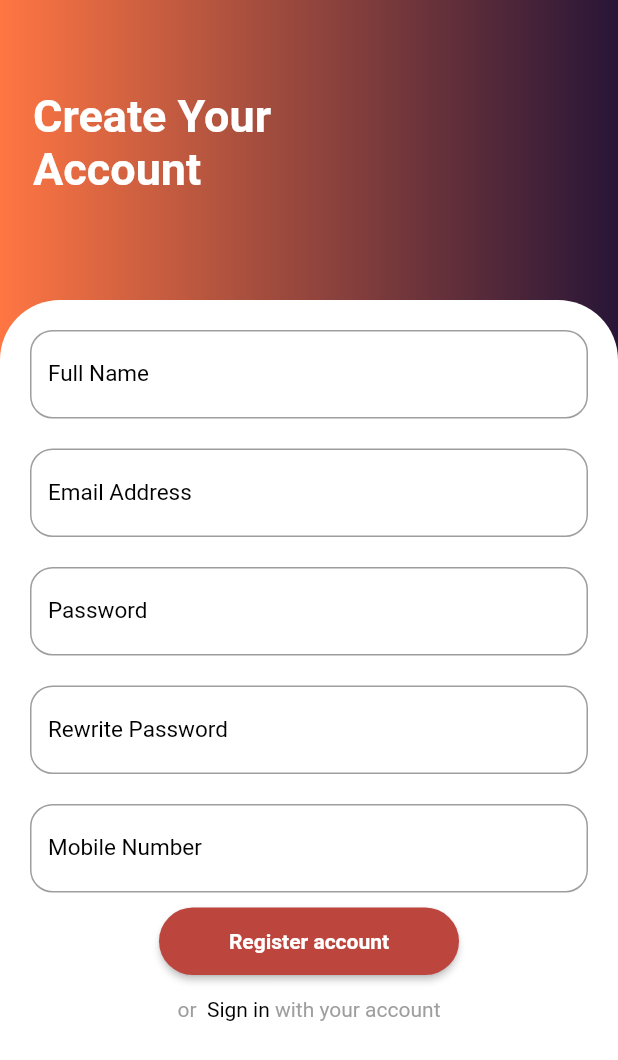
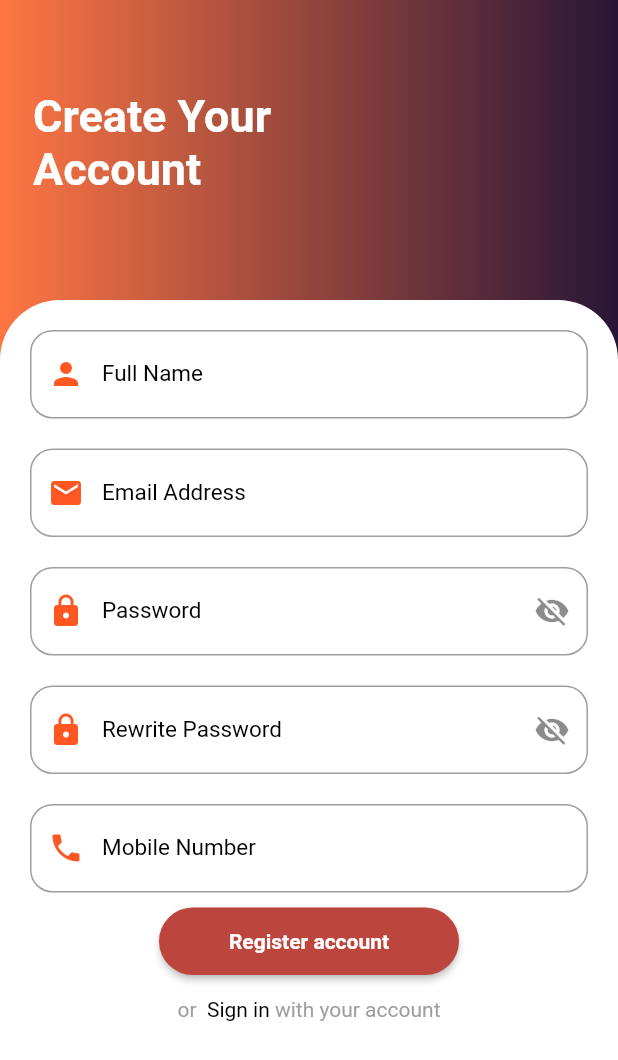
Before and after one commit to Nour-2003/E-Commerce_FlutterApp, a Flutter app: the screen it shows after launch, after a tap on an icon or button, on a phone screen of 412 x 824 dp. Shown: the top 1060 px of the screen. Run offline on Flutter 3.47's test engine with Material 2 defaults, Android fonts, the light colour scheme and no system bars; our stand-ins replace dio, firebase_auth, firebase_core, flutter_svg, google_sign_in, sqflite; accounts and stored records are empty; network calls fail.

Commit message:
add show password

```diff
--- a/lib/screens/login.dart
+++ b/lib/screens/login.dart
@@ -23,7 +23,7 @@ class _LoginPageState extends State<LoginPage> {
   //text editing controllers
   final emailController = TextEditingController();
   final passwordController = TextEditingController();
-
+  bool passwordtobescured = true;
   //sign user in method
   void signUserIn() async {
     //show loading circle
@@ -124,6 +124,7 @@ class _LoginPageState extends State<LoginPage> {
                             return null;
                           },
                           decoration: InputDecoration(
+                            prefixIcon: Icon(Icons.email,color: Colors.deepOrange,),
                             border: OutlineInputBorder(
                               borderRadius: BorderRadius.circular(15),
                             ),
@@ -135,6 +136,7 @@ class _LoginPageState extends State<LoginPage> {
                           height: 20,
                         ),
                         TextFormField(
+                          obscureText: passwordtobescured,
                           controller: passwordController,
                           validator: (value) {
                             if (value == null || value.isEmpty) {
@@ -142,8 +144,20 @@ class _LoginPageState extends State<LoginPage> {
                             }
                             return null;
                           },
-                          obscureText: true,
                           decoration: InputDecoration(
+                            suffixIcon: IconButton(
+                                icon: Icon(passwordtobescured
+                                    ? Icons.visibility_off
+                                    : Icons.visibility),
+                                onPressed: () {
+                                  setState(() {
+                                    passwordtobescured = !passwordtobescured;
+                                  });
+                                }),
+                            prefixIcon: Icon(
+                              Icons.lock,
+                              color: Colors.deepOrange,
+                            ),
                             border: OutlineInputBorder(
                               borderRadius: BorderRadius.circular(15),
                             ),
--- a/lib/screens/register.dart
+++ b/lib/screens/register.dart
@@ -25,6 +25,8 @@ class _RegisterPageState extends State<RegisterPage> {
 
   // final passwordController = TextEditingController();
   final confirmPasswordController = TextEditingController();
+  bool passwordtobescured = true;
+  bool passwordtobescured1 = true;
 
   @override
   void dispose() {
@@ -134,6 +136,7 @@ class _RegisterPageState extends State<RegisterPage> {
                             return null;
                           },
                           decoration: InputDecoration(
+                            prefixIcon: Icon(Icons.person,color: Colors.deepOrange,),
                             border: OutlineInputBorder(
                               borderRadius: BorderRadius.circular(15),
                             ),
@@ -161,6 +164,7 @@ class _RegisterPageState extends State<RegisterPage> {
                             return null;
                           },
                           decoration: InputDecoration(
+                            prefixIcon: Icon(Icons.email,color: Colors.deepOrange,),
                             border: OutlineInputBorder(
                               borderRadius: BorderRadius.circular(15),
                             ),
@@ -177,6 +181,7 @@ class _RegisterPageState extends State<RegisterPage> {
                           height: 20,
                         ),
                         TextFormField(
+                          obscureText: passwordtobescured,
                           controller: _passwordController,
                           validator: (value) {
                             if (value == null || value.isEmpty) {
@@ -187,8 +192,20 @@ class _RegisterPageState extends State<RegisterPage> {
                             }
                             return null;
                           },
-                          obscureText: true,
                           decoration: InputDecoration(
+                            suffixIcon: IconButton(
+                                icon: Icon(passwordtobescured
+                                    ? Icons.visibility_off
+                                    : Icons.visibility),
+                                onPressed: () {
+                                  setState(() {
+                                    passwordtobescured = !passwordtobescured;
+                                  });
+                                }),
+                            prefixIcon: Icon(
+                              Icons.lock,
+                              color: Colors.deepOrange,
+                            ),
                             border: OutlineInputBorder(
                               borderRadius: BorderRadius.circular(15),
                             ),
@@ -205,6 +222,7 @@ class _RegisterPageState extends State<RegisterPage> {
                           height: 20,
                         ),
                         TextFormField(
+                          obscureText: passwordtobescured1,
                           controller: confirmPasswordController,
                           validator: (value) {
                             if (value == null || value.isEmpty) {
@@ -215,8 +233,20 @@ class _RegisterPageState extends State<RegisterPage> {
                             }
                             return null;
                           },
-                          obscureText: true,
                           decoration: InputDecoration(
+                            suffixIcon: IconButton(
+                                icon: Icon(passwordtobescured1
+                                    ? Icons.visibility_off
+                                    : Icons.visibility),
+                                onPressed: () {
+                                  setState(() {
+                                    passwordtobescured1 = !passwordtobescured1;
+                                  });
+                                }),
+                            prefixIcon: Icon(
+                              Icons.lock,
+                              color: Colors.deepOrange,
+                            ),
                             border: OutlineInputBorder(
                               borderRadius: BorderRadius.circular(15),
                             ),
@@ -234,6 +264,7 @@ class _RegisterPageState extends State<RegisterPage> {
                           height: 20,
                         ),
                         TextFormField(
+
                           keyboardType: TextInputType.number,
                           validator: (value) {
                             if (value == null || value.isEmpty) {
@@ -245,6 +276,7 @@ class _RegisterPageState extends State<RegisterPage> {
                             return null;
                           },
                           decoration: InputDecoration(
+                            prefixIcon: Icon(Icons.phone,color: Colors.deepOrange,),
                             border: OutlineInputBorder(
                               borderRadius: BorderRadius.circular(15),
                             ),
```
Also changed, not shown: 1 other file.
